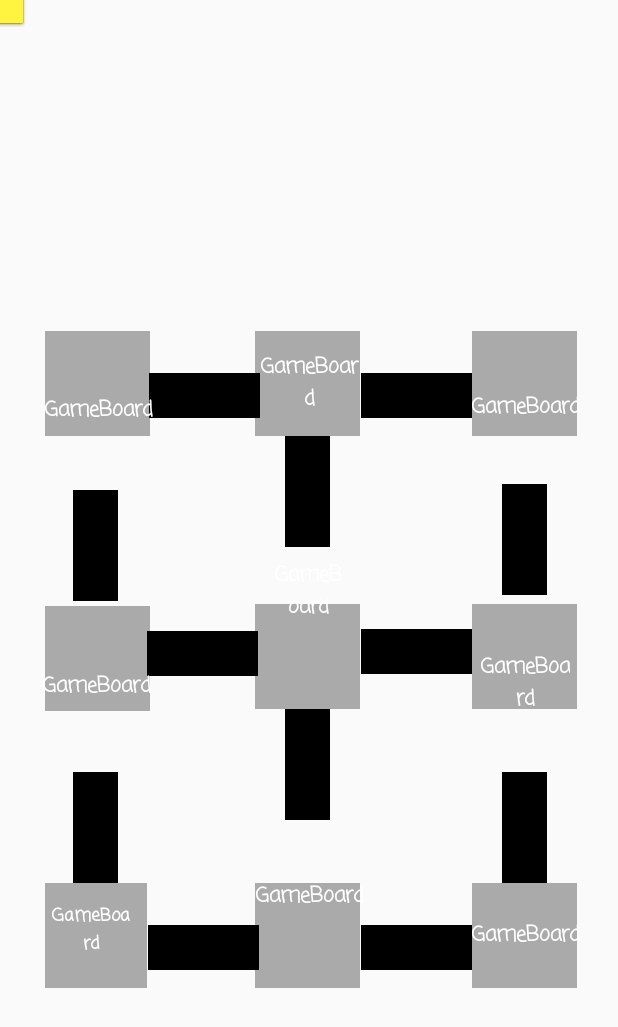
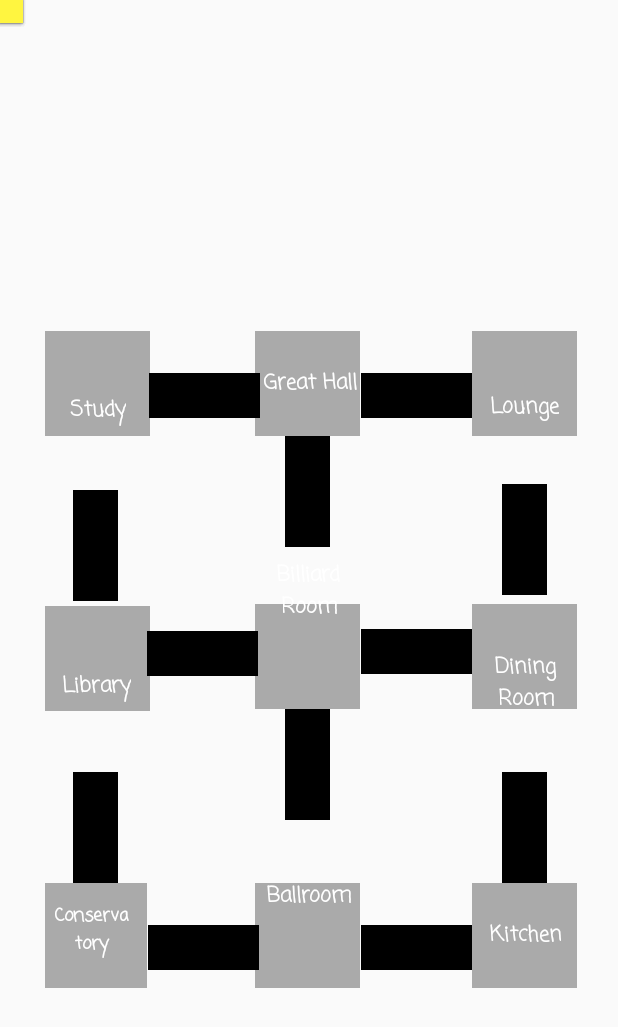
Before and after one commit to DasFireflies/android, an Android app: the GameBoard screen opened directly, with no data from a screen before it, on a phone screen of 412 x 824 dp. Shown: the top 1027 px of the screen. Run offline under Robolectric (Android 15) with nearby library versions, the phone set to English and light mode, and no system bars.

Commit message:
hopefully realease ready code

```diff
--- a/app/src/main/AndroidManifest.xml
+++ b/app/src/main/AndroidManifest.xml
@@ -28,7 +28,8 @@
         <activity android:name=".StartOfGame" />
         <activity android:name=".SuggestionAccusationActivity" />
         <activity android:name=".TextBased" />
-        <activity android:name=".InitialClues"></activity>
+        <activity android:name=".InitialClues" />
+        <activity android:name=".ActivityLog"></activity>
     </application>
 
 </manifest>
--- a/app/src/main/java/com/jhu/fireflies/com/clue_less/BackendHandlerReference.java
+++ b/app/src/main/java/com/jhu/fireflies/com/clue_less/BackendHandlerReference.java
@@ -20,8 +20,8 @@ public class BackendHandlerReference {
         return serverLog;
     }
 
-    public static void addToServerLog(String command, String who){
-        BackendHandlerReference.serverLog = who + ": " + command + "\n" + BackendHandlerReference.serverLog;
+    public static void addToServerLog(String command){
+        BackendHandlerReference.serverLog = command + "\n" + BackendHandlerReference.serverLog;
     }
 
     public static  synchronized  BackendHandler getBackendHandler(){
--- a/app/src/main/java/com/jhu/fireflies/com/clue_less/TextBased.java
+++ b/app/src/main/java/com/jhu/fireflies/com/clue_less/TextBased.java
@@ -29,7 +29,7 @@ public class TextBased extends AppCompatActivity {
         EditText commandLine = (EditText) findViewById(R.id.commandEntry);
         String command = commandLine.getText().toString();
         //responses = "Me: " + command + "\n" + responses;
-        BackendHandlerReference.addToServerLog(command, "me");
+        //BackendHandlerReference.addToServerLog(command, "me");
 
         TextView responseHistory = (TextView) findViewById(R.id.serverResponsesHistory);
         responseHistory.setText(BackendHandlerReference.getServerLog());
--- a/app/src/main/res/menu/game_board_layout_drawer.xml
+++ b/app/src/main/res/menu/game_board_layout_drawer.xml
@@ -19,7 +19,8 @@
         <item
             android:id="@+id/nav_suggestion"
             android:icon="@drawable/ic_menu_slideshow"
-            android:title="Make Suggestion" />
+            android:title="Make Suggestion"
+            android:enabled="false"/>
         <item
             android:id="@+id/nav_investigationPad"
             android:icon="@drawable/ic_menu_manage"
@@ -31,7 +32,8 @@
             <item
                 android:id="@+id/nav_acuse"
                 android:icon="@drawable/ic_menu_share"
-                android:title="Make Accusation" />
+                android:title="Make Accusation"
+                android:enabled="false"/>
         </menu>
     </item>
 
--- a/app/src/main/res/values/strings.xml
+++ b/app/src/main/res/values/strings.xml
@@ -9,16 +9,16 @@
     <string name="characterSelectReady">Ready?</string>
     <string name="characterSelectBack">Back</string>
     <string name="title_activity_game_board">GameBoard</string>
-    <string name="room1">GameBoard</string>
-    <string name="room2">GameBoard</string>
-    <string name="room3">GameBoard</string>
-    <string name="room4">GameBoard</string>
-    <string name="room5">GameBoard</string>
-    <string name="room6">GameBoard</string>
-    <string name="room7">GameBoard</string>
-    <string name="room8">GameBoard</string>
-    <string name="room9">GameBoard</string>
-    <string name="finished">finished</string>
+    <string name="room1">Study</string>
+    <string name="room2">Great Hall</string>
+    <string name="room3">Lounge</string>
+    <string name="room4">Library</string>
+    <string name="room5">Billiard Room</string>
+    <string name="room6">Dining Room</string>
+    <string name="room7">Conservatory</string>
+    <string name="room8">Ballroom</string>
+    <string name="room9">Kitchen</string>
+    <string name="finished">Finish</string>
 
     <string name="navigation_drawer_open">Open navigation drawer</string>
     <string name="navigation_drawer_close">Close navigation drawer</string>
```
Also changed, not shown: app/src/main/java/com/jhu/fireflies/com/clue_less/ActivityLog.java (added, +29 -0 lines), app/src/main/java/com/jhu/fireflies/com/clue_less/GameBoard.java (+82 -12 lines), app/src/main/java/com/jhu/fireflies/com/clue_less/InitialClues.java (+8 -3 lines), app/src/main/java/com/jhu/fireflies/com/clue_less/LobbyActivity.java (+26 -2 lines), app/src/main/java/com/jhu/fireflies/com/clue_less/MainMenuActivity.java (+45 -1 lines), app/src/main/java/com/jhu/fireflies/com/clue_less/StartOfGame.java (+4 -4 lines), app/src/main/java/com/jhu/fireflies/com/clue_less/SuggestionAccusationActivity.java (+31 -5 lines), app/src/main/res/layout/activity_log.xml (added, +37 -0 lines), 23 other files.
